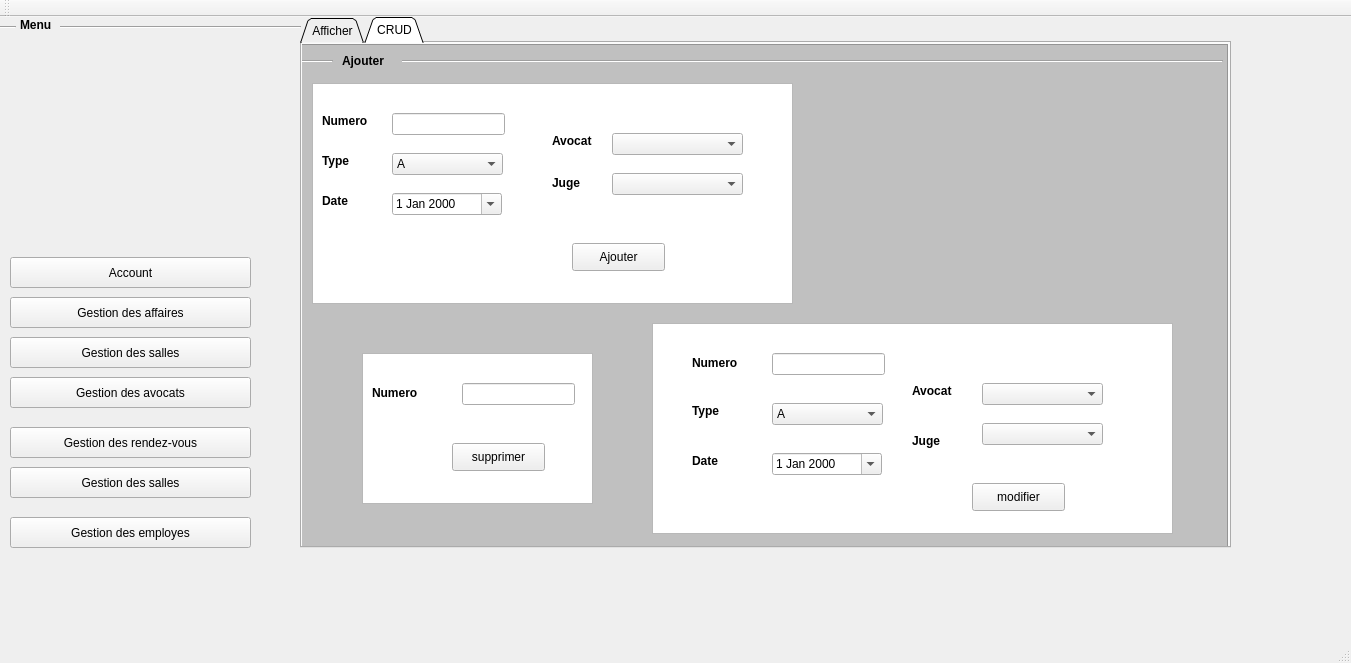
Above: mainwindow.ui from haithem000/Smart_Court_2A39 before the change. Below: the same form after it.
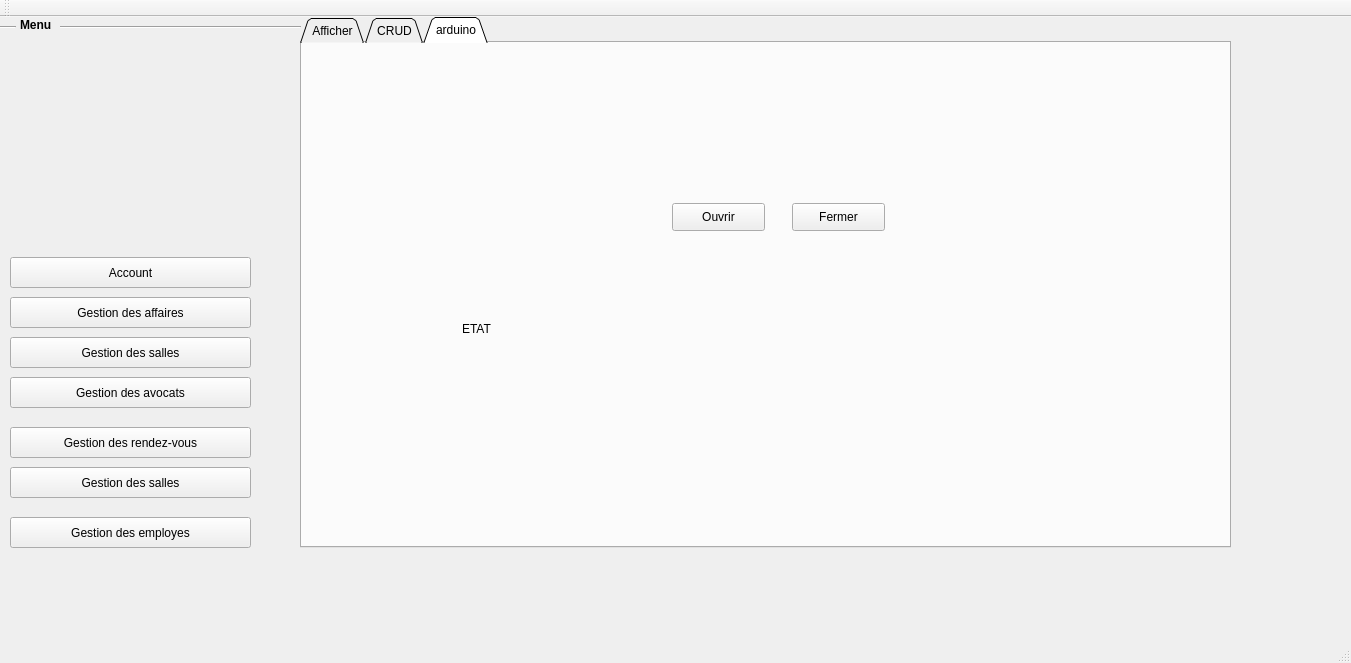
That is the form after the change. Icons and pictures are not drawn.

```diff
--- a/mainwindow.ui
+++ b/mainwindow.ui
@@ -30,7 +30,7 @@
      <enum>QTabWidget::Triangular</enum>
     </property>
     <property name="currentIndex">
-     <number>1</number>
+     <number>2</number>
     </property>
     <widget class="QWidget" name="tab">
      <attribute name="title">
@@ -662,6 +662,63 @@
      <zorder>label_23</zorder>
      <zorder>pb_supprimer</zorder>
     </widget>
+    <widget class="QWidget" name="tab_3">
+     <attribute name="title">
+      <string>arduino</string>
+     </attribute>
+     <widget class="QPushButton" name="pushButton">
+      <property name="geometry">
+       <rect>
+        <x>490</x>
+        <y>160</y>
+        <width>93</width>
+        <height>28</height>
+       </rect>
+      </property>
+      <property name="text">
+       <string>Fermer</string>
+      </property>
+     </widget>
+     <widget class="QPushButton" name="pushButton_2">
+      <property name="geometry">
+       <rect>
+        <x>370</x>
+        <y>160</y>
+        <width>93</width>
+        <height>28</height>
+       </rect>
+      </property>
+      <property name="text">
+       <string>Ouvrir</string>
+      </property>
+     </widget>
+     <widget class="QLabel" name="label_4">
+      <property name="geometry">
+       <rect>
+        <x>160</x>
+        <y>270</y>
+        <width>101</width>
+        <height>31</height>
+       </rect>
+      </property>
+      <property name="text">
+       <string>ETAT</string>
+      </property>
+     </widget>
+     <widget class="QLabel" name="label_7">
+      <property name="geometry">
+       <rect>
+        <x>350</x>
+        <y>280</y>
+        <width>101</width>
+        <height>31</height>
+       </rect>
+      </property>
+      <property name="text">
+       <string/>
+      </property>
+     </widget>
+    </widget>
    </widget>
    <widget class="QLabel" name="label_6">
     <property name="geometry">
```
